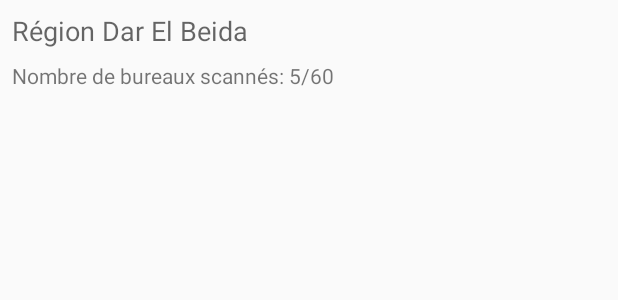
After one commit to ZianeA/AutoScan, an Android app: the layout item_region.xml on its own in the app's theme, with its tools: preview values and no code run, on a phone screen of 412 x 824 dp. The commit adds this screen. Shown: the top 300 px of the screen. Run offline under Robolectric (Android 15) with nearby library versions, the phone set to English and light mode, and no system bars.

Commit message:
Display list of regions

```diff
--- /dev/null
+++ b/app/src/main/java/com/example/onmbarcode/presentation/region/Region.kt
@@ -0,0 +1,3 @@
+package com.example.onmbarcode.presentation.region
+
+data class Region(val title: String, val scanCount: Int, val maxScanCount: Int)
--- a/app/src/main/java/com/example/onmbarcode/presentation/region/RegionModule.kt
+++ b/app/src/main/java/com/example/onmbarcode/presentation/region/RegionModule.kt
@@ -7,6 +7,4 @@ import dagger.android.ContributesAndroidInjector
 
 @Module
 interface RegionModule {
-    /*@Binds
-    abstract fun providePostDetailView(fragment: RegionFragment): RegionView*/
 }
--- /dev/null
+++ b/app/src/main/res/layout/item_region.xml
@@ -0,0 +1,30 @@
+<?xml version="1.0" encoding="utf-8"?>
+<androidx.constraintlayout.widget.ConstraintLayout xmlns:android="http://schemas.android.com/apk/res/android"
+    xmlns:app="http://schemas.android.com/apk/res-auto"
+    xmlns:tools="http://schemas.android.com/tools"
+    android:layout_width="match_parent"
+    android:layout_height="wrap_content"
+    android:orientation="vertical">
+
+    <TextView
+        android:id="@+id/title"
+        android:layout_width="wrap_content"
+        android:layout_height="wrap_content"
+        android:layout_marginStart="8dp"
+        android:layout_marginTop="8dp"
+        android:textAppearance="@style/TextAppearance.AppCompat.Medium"
+        app:layout_constraintStart_toStartOf="parent"
+        app:layout_constraintTop_toTopOf="parent"
+        tools:text="Région Dar El Beida" />
+
+    <TextView
+        android:id="@+id/scanCount"
+        android:layout_width="wrap_content"
+        android:layout_height="wrap_content"
+        android:layout_marginTop="8dp"
+        android:layout_marginBottom="8dp"
+        app:layout_constraintBottom_toBottomOf="parent"
+        app:layout_constraintStart_toStartOf="@+id/title"
+        app:layout_constraintTop_toBottomOf="@+id/title"
+        tools:text="Nombre de bureaux scannés: 5/60" />
+</androidx.constraintlayout.widget.ConstraintLayout>
--- a/app/src/main/res/values/colors.xml
+++ b/app/src/main/res/values/colors.xml
@@ -3,4 +3,5 @@
     <color name="colorPrimary">#008577</color>
     <color name="colorPrimaryDark">#00574B</color>
     <color name="colorAccent">#D81B60</color>
+    <color name="lightGray">#f0f0f0</color>
 </resources>
--- a/app/src/main/res/values/strings.xml
+++ b/app/src/main/res/values/strings.xml
@@ -5,4 +5,5 @@
     <!-- TODO: Remove or change this placeholder text -->
     <string name="hello_blank_fragment">Hello blank fragment</string>
     <string name="toolbar_title_region">Région</string>
+    <string name="scanned_desk_count">Nombre de bureaux scannés: %1$d/%2$d</string>
 </resources>
```
Also changed, not shown: app/src/main/java/com/example/onmbarcode/presentation/region/RegionEpoxyController.kt (added, +16 -0 lines), app/src/main/java/com/example/onmbarcode/presentation/region/RegionEpoxyModel.kt (added, +36 -0 lines), app/src/main/java/com/example/onmbarcode/presentation/region/RegionFragment.kt (+7 -0 lines), app/src/main/java/com/example/onmbarcode/presentation/util/KotlinEpoxyHolder.kt (added, +45 -0 lines), app/src/main/res/layout/fragment_region.xml (+4 -7 lines).
